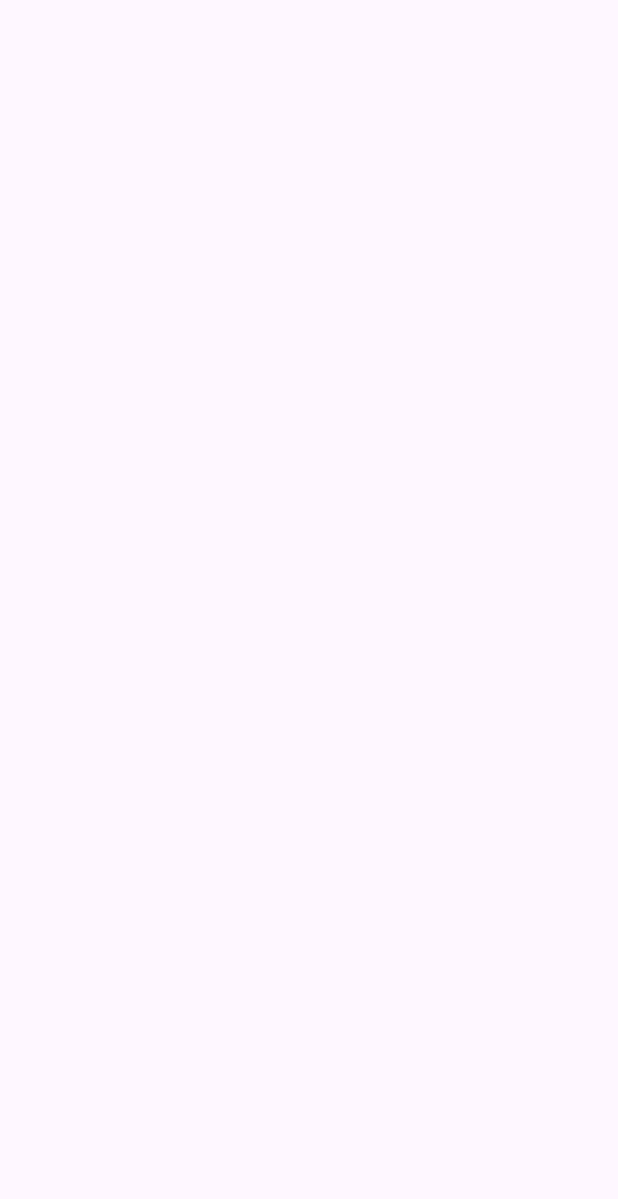
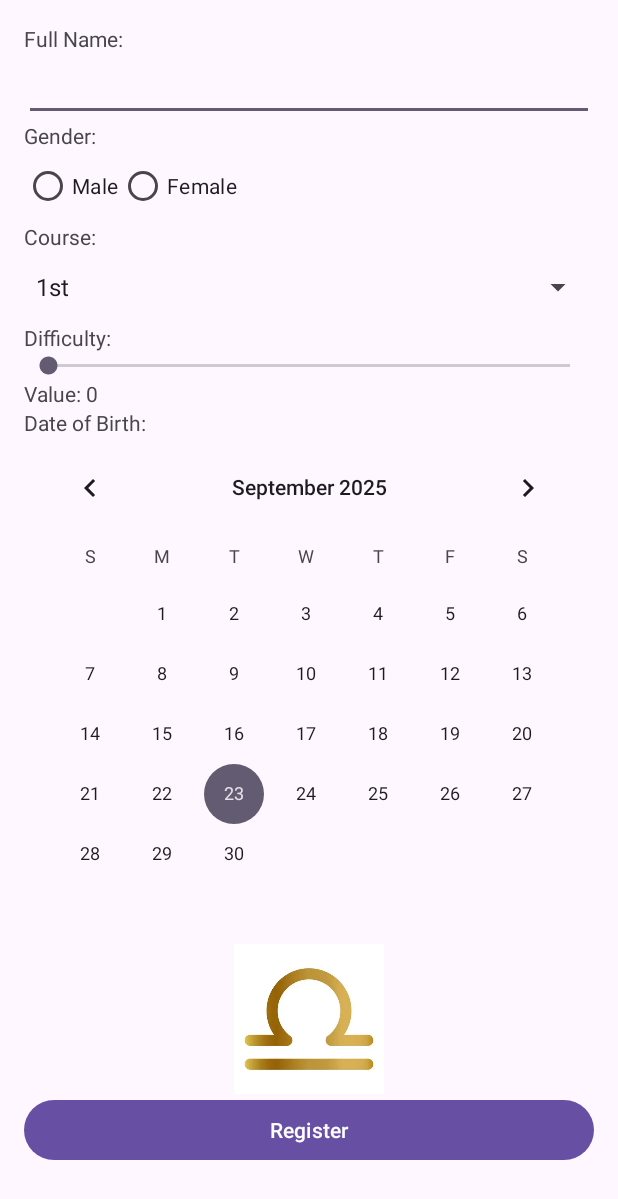
Before and after one commit to MGsand/register, an Android app: the screen it shows after launch (MainActivity), on a phone screen of 412 x 824 dp. Before the commit the part shown is empty. Shown: the top 1199 px of the screen. Run offline under Robolectric (Android 15) with nearby library versions, the phone set to English and light mode, and no system bars.

Commit message:
its ok now

```diff
--- a/app/src/main/AndroidManifest.xml
+++ b/app/src/main/AndroidManifest.xml
@@ -12,7 +12,7 @@
         android:supportsRtl="true"
         android:theme="@style/Theme.Register">
         <activity
-            android:name="MainActivity"
+            android:name=".MainActivity"
             android:exported="true">
             <intent-filter>
                 <action android:name="android.intent.action.MAIN" />
--- a/app/src/main/java/com/example/register/MainActivity.java
+++ /dev/null
@@ -1,6 +0,0 @@
-package com.example.register;
-
-import android.app.Activity;
-
-public class MainActivity extends Activity {
-}
--- a/app/src/main/java/com/example/register/MainActivity.kt
+++ b/app/src/main/java/com/example/register/MainActivity.kt
@@ -1,3 +1,5 @@
+package com.example.register
+
 import android.os.Bundle
 import android.widget.*
 import androidx.appcompat.app.AppCompatActivity
--- a/app/src/main/res/layout/activity_main.xml
+++ b/app/src/main/res/layout/activity_main.xml
@@ -5,7 +5,7 @@
     android:layout_width="match_parent"
     android:layout_height="match_parent"
     android:padding="16dp"
-    tools:context="MainActivity">
+    tools:context=".MainActivity">
 
     <LinearLayout
         android:layout_width="match_parent"
```
